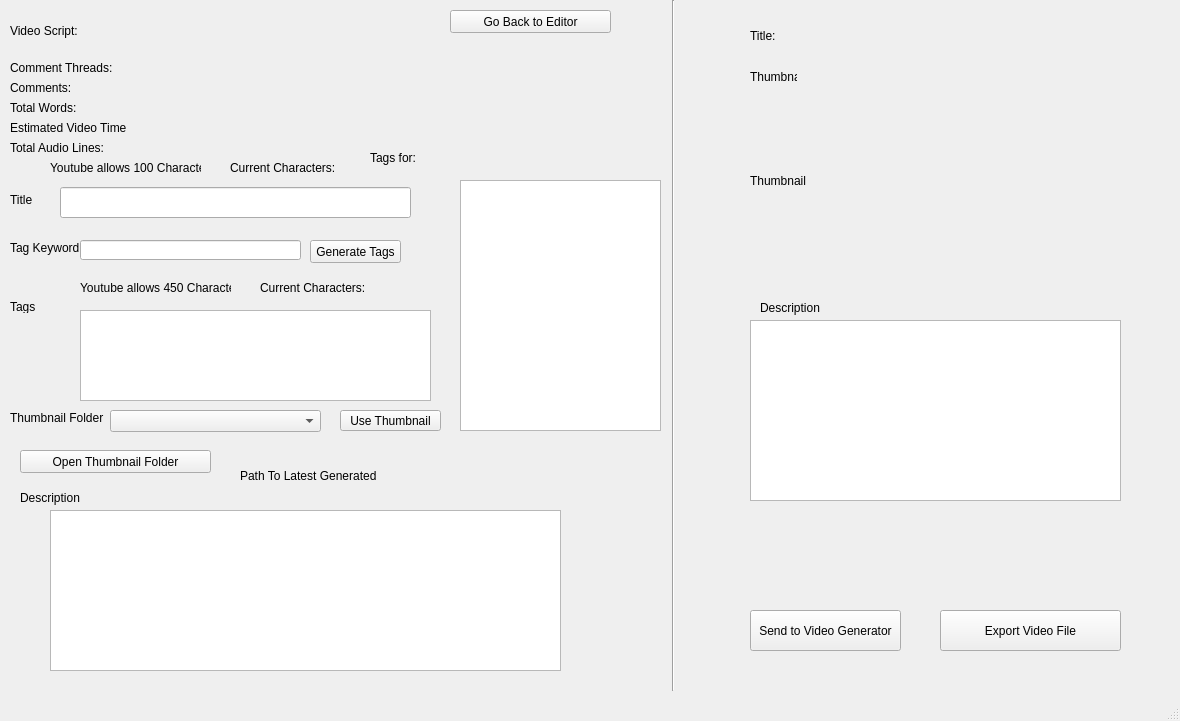
HA6Bots/Automatic-Youtube-Reddit-Text-To-Speech-Video-Generator-and-Uploader, file YouTube Bot Client/manualreview/UI/videoeditor.ui: the form before one commit.
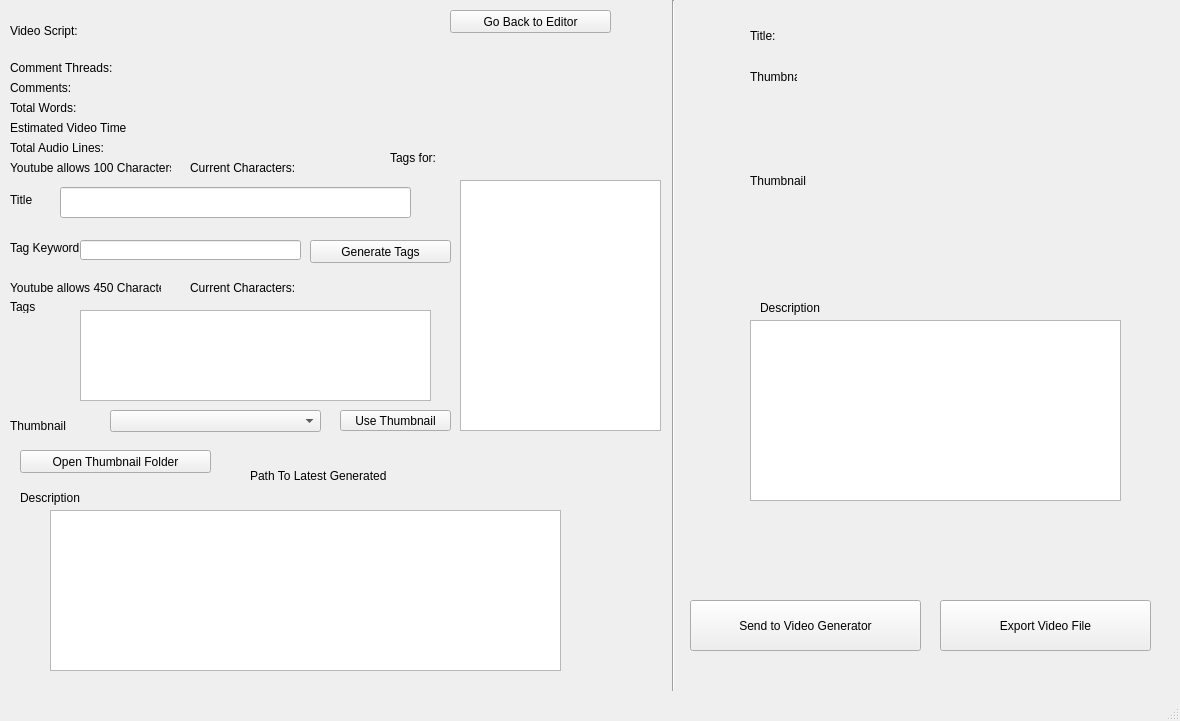
The form after the commit.

Commit message: Cleaned UI and can now edit comments

Patch:
```diff
--- a/YouTube Bot Client/manualreview/UI/videoeditor.ui
+++ b/YouTube Bot Client/manualreview/UI/videoeditor.ui
@@ -27,10 +27,10 @@
    <widget class="QPushButton" name="genVid">
     <property name="geometry">
      <rect>
-      <x>750</x>
-      <y>610</y>
-      <width>151</width>
-      <height>41</height>
+      <x>690</x>
+      <y>600</y>
+      <width>231</width>
+      <height>51</height>
      </rect>
     </property>
     <property name="text">
@@ -133,7 +133,7 @@
      <rect>
       <x>310</x>
       <y>240</y>
-      <width>91</width>
+      <width>141</width>
       <height>23</height>
      </rect>
     </property>
@@ -206,7 +206,7 @@
    <widget class="QLabel" name="tagsLabel">
     <property name="geometry">
      <rect>
-      <x>370</x>
+      <x>390</x>
       <y>150</y>
       <width>291</width>
       <height>16</height>
@@ -319,7 +319,7 @@
      <rect>
       <x>340</x>
       <y>410</y>
-      <width>101</width>
+      <width>111</width>
       <height>21</height>
      </rect>
     </property>
@@ -332,12 +332,12 @@
      <rect>
       <x>10</x>
       <y>410</y>
-      <width>111</width>
-      <height>16</height>
+      <width>91</width>
+      <height>31</height>
      </rect>
     </property>
     <property name="text">
-     <string>Thumbnail Folder</string>
+     <string>Thumbnail</string>
     </property>
    </widget>
    <widget class="QLabel" name="thumbnailarea">
@@ -356,9 +356,9 @@
    <widget class="QLabel" name="thumbnailfolderpath">
     <property name="geometry">
      <rect>
-      <x>240</x>
+      <x>250</x>
       <y>450</y>
-      <width>401</width>
+      <width>471</width>
       <height>51</height>
      </rect>
     </property>
@@ -386,9 +386,9 @@
     <property name="geometry">
      <rect>
       <x>940</x>
-      <y>610</y>
-      <width>181</width>
-      <height>41</height>
+      <y>600</y>
+      <width>211</width>
+      <height>51</height>
      </rect>
     </property>
     <property name="text">
@@ -408,7 +408,7 @@
    <widget class="QLabel" name="label_5">
     <property name="geometry">
      <rect>
-      <x>80</x>
+      <x>10</x>
       <y>280</y>
       <width>151</width>
       <height>16</height>
@@ -421,9 +421,9 @@
    <widget class="QLabel" name="charCount">
     <property name="geometry">
      <rect>
-      <x>260</x>
+      <x>190</x>
       <y>280</y>
-      <width>151</width>
+      <width>201</width>
       <height>16</height>
      </rect>
     </property>
@@ -434,9 +434,9 @@
    <widget class="QLabel" name="label_6">
     <property name="geometry">
      <rect>
-      <x>50</x>
+      <x>10</x>
       <y>160</y>
-      <width>151</width>
+      <width>161</width>
       <height>16</height>
      </rect>
     </property>
@@ -447,9 +447,9 @@
    <widget class="QLabel" name="charCounttitle">
     <property name="geometry">
      <rect>
-      <x>230</x>
+      <x>190</x>
       <y>160</y>
-      <width>151</width>
+      <width>181</width>
       <height>16</height>
      </rect>
     </property>
```
The commit also changes 7 other files.
